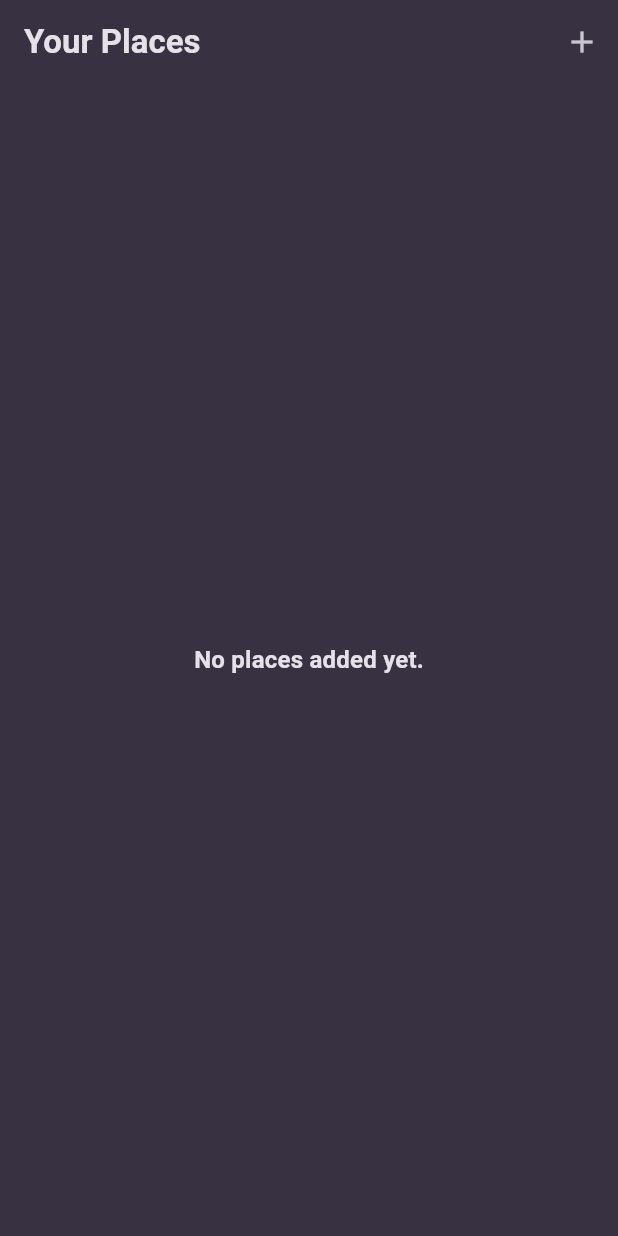
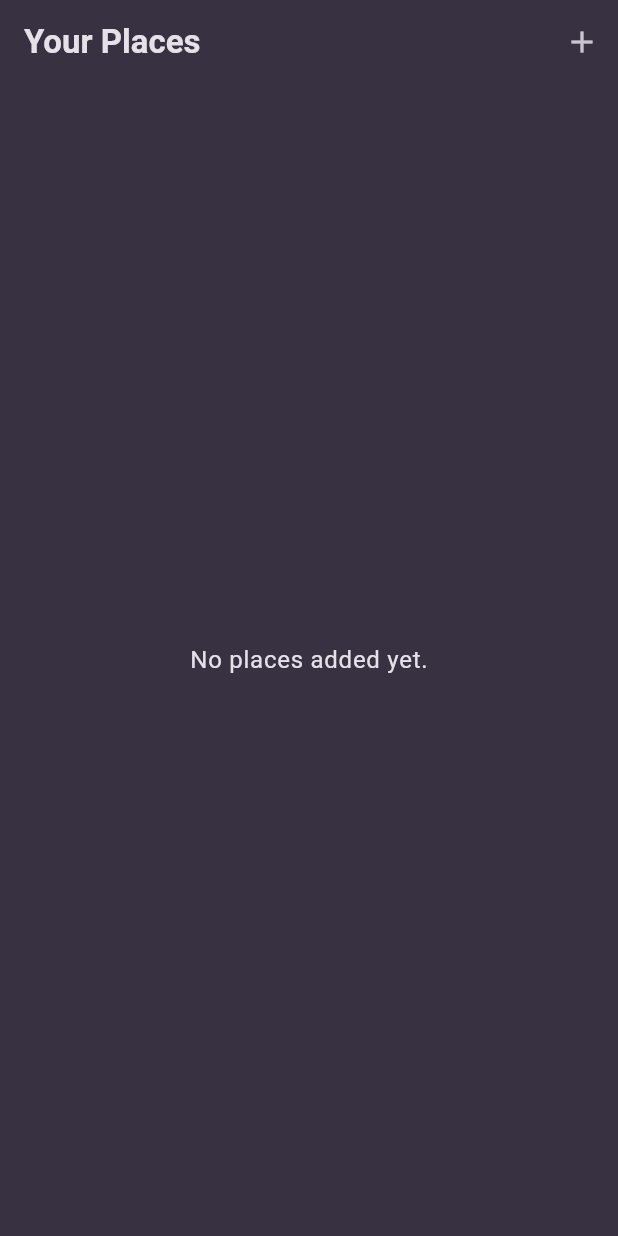
Before and after one commit to auri-gabriel/favorite_places, a Flutter app: the screen it shows after launch, on a phone screen of 412 x 824 dp. Run offline on Flutter 3.47's test engine with Material 3 defaults, Android fonts, the phone set to English and light mode, and no system bars; our stand-ins replace google_fonts.

Commit message:
feat: change text style

```diff
--- a/lib/widgets/places_list.dart
+++ b/lib/widgets/places_list.dart
@@ -12,7 +12,7 @@ class PlacesList extends StatelessWidget {
       return Center(
         child: Text(
           'No places added yet.',
-          style: Theme.of(context).textTheme.titleMedium!.copyWith(
+          style: Theme.of(context).textTheme.bodyLarge!.copyWith(
             color: Theme.of(context).colorScheme.onSurface,
           ),
         ),
```
